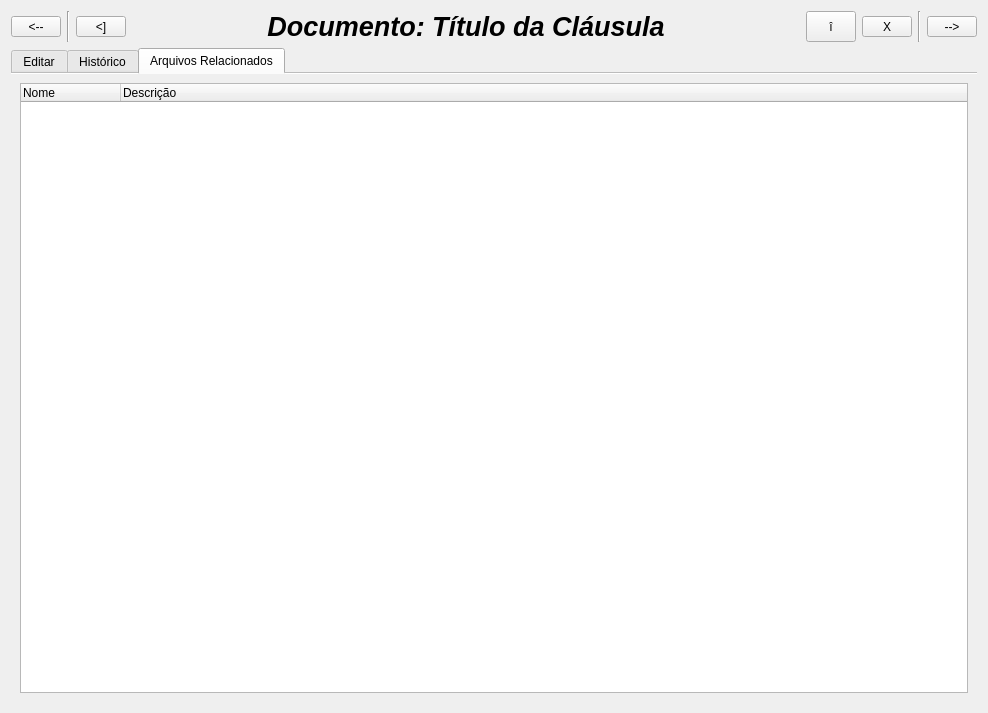
The window that views/UI/ClauseView.ui (fbarden/ProjectManager) describes before a commit, drawn with Qt 5.
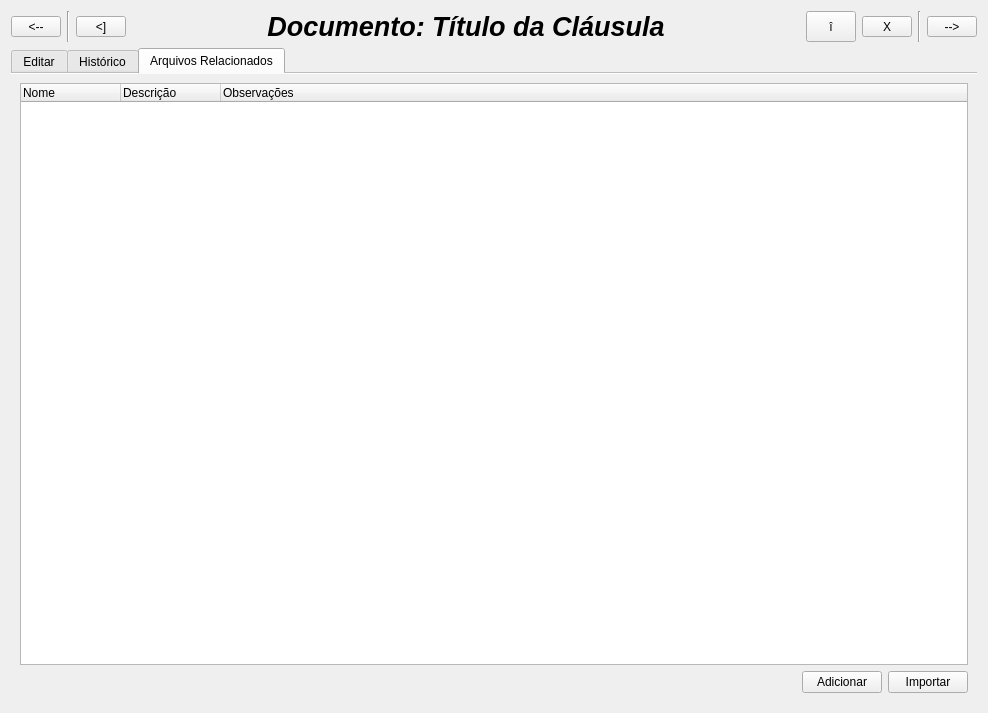
The same window after the commit. The open tabs and pages were chosen to show the change.

Commit message: Really big update from weekend. Add 'new project', 'new document' and start a 'new clause'. Also implement Clause's 'Import File', Document's 'upToProject' and 'showLinks'.

The edit to the form file:
```diff
--- a/views/UI/ClauseView.ui
+++ b/views/UI/ClauseView.ui
@@ -359,8 +359,44 @@
            <string>Descrição</string>
           </property>
          </column>
+         <column>
+          <property name="text">
+           <string>Observações</string>
+          </property>
+         </column>
         </widget>
        </item>
+       <item>
+        <layout class="QHBoxLayout" name="horizontalLayout_7">
+         <item>
+          <spacer name="horizontalSpacer">
+           <property name="orientation">
+            <enum>Qt::Horizontal</enum>
+           </property>
+           <property name="sizeHint" stdset="0">
+            <size>
+             <width>40</width>
+             <height>20</height>
+            </size>
+           </property>
+          </spacer>
+         </item>
+         <item>
+          <widget class="QPushButton" name="addFileButton">
+           <property name="text">
+            <string>Adicionar</string>
+           </property>
+          </widget>
+         </item>
+         <item>
+          <widget class="QPushButton" name="importFileButton">
+           <property name="text">
+            <string>Importar</string>
+           </property>
+          </widget>
+         </item>
+        </layout>
+       </item>
       </layout>
      </widget>
     </widget>
```
Left out of the diff: 16 changed lines with no effect on the pictures. The commit also changes 41 other files.
